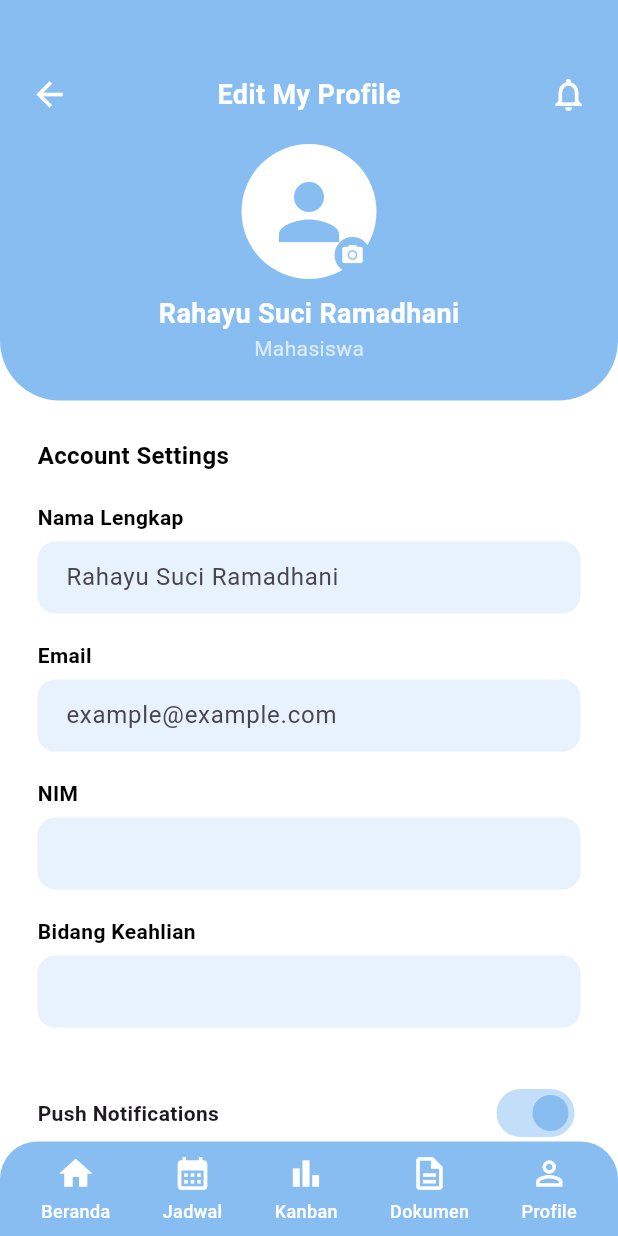
After one commit to Mifrhmh-git/PBL-301-InTA-Mobile-Front-End, a Flutter app: the KelolaAkunPage screen opened by its route, on a phone screen of 412 x 824 dp. The commit adds this screen. Run offline on Flutter 3.47's test engine with Material 3 defaults, Android fonts, the phone set to English and light mode, and no system bars; our stand-ins replace file_picker, get, google_fonts, table_calendar.

Commit message:
penambahan profile

```diff
--- /dev/null
+++ b/lib/pages/kelola_akun_page.dart
@@ -0,0 +1,280 @@
+import 'package:flutter/material.dart';
+import 'package:get/get.dart';
+import '../shared/shared.dart';
+import '../routes/app_pages.dart';
+
+class KelolaAkunPage extends StatefulWidget {
+  const KelolaAkunPage({super.key});
+
+  @override
+  State<KelolaAkunPage> createState() => _KelolaAkunPageState();
+}
+
+class _KelolaAkunPageState extends State<KelolaAkunPage> {
+  bool pushNotification = true;
+
+  @override
+  Widget build(BuildContext context) {
+    return Scaffold(
+      backgroundColor: Colors.white,
+      body: Column(
+        children: [
+          // === HEADER ===
+          Container(
+            width: double.infinity,
+            padding: const EdgeInsets.only(top: 50, bottom: 25),
+            decoration: BoxDecoration(
+              color: primaryColor,
+              borderRadius: const BorderRadius.only(
+                bottomLeft: Radius.circular(40),
+                bottomRight: Radius.circular(40),
+              ),
+            ),
+            child: Column(
+              children: [
+                // Bar atas
+                Padding(
+                  padding: const EdgeInsets.symmetric(horizontal: 20),
+                  child: Row(
+                    mainAxisAlignment: MainAxisAlignment.spaceBetween,
+                    children: [
+                      GestureDetector(
+                        onTap: () => Get.back(),
+                        child: const Icon(Icons.arrow_back,
+                            color: Colors.white, size: 26),
+                      ),
+                      const Text(
+                        "Edit My Profile",
+                        style: TextStyle(
+                          color: Colors.white,
+                          fontSize: 18,
+                          fontWeight: FontWeight.bold,
+                        ),
+                      ),
+                      const Icon(Icons.notifications_none,
+                          color: Colors.white, size: 26),
+                    ],
+                  ),
+                ),
+                const SizedBox(height: 20),
+
+                // Avatar
+                Stack(
+                  alignment: Alignment.bottomRight,
+                  children: [
+                    const CircleAvatar(
+                      radius: 45,
+                      backgroundColor: Colors.white,
+                      child: Icon(Icons.person, color: primaryColor, size: 60),
+                    ),
+                    Positioned(
+                      bottom: 4,
+                      right: 4,
+                      child: Container(
+                        padding: const EdgeInsets.all(4),
+                        decoration: const BoxDecoration(
+                          shape: BoxShape.circle,
+                          color: primaryColor,
+                        ),
+                        child: const Icon(Icons.camera_alt,
+                            size: 16, color: Colors.white),
+                      ),
+                    ),
+                  ],
+                ),
+                const SizedBox(height: 10),
+                const Text(
+                  "Rahayu Suci Ramadhani",
+                  style: TextStyle(
+                    fontWeight: FontWeight.bold,
+                    color: Colors.white,
+                    fontSize: 18,
+                  ),
+                ),
+                const Text(
+                  "Mahasiswa",
+                  style: TextStyle(color: Colors.white70, fontSize: 14),
+                ),
+              ],
+            ),
+          ),
+
+          // === FORM ===
+          Expanded(
+            child: SingleChildScrollView(
+              padding:
+                  const EdgeInsets.symmetric(horizontal: 25, vertical: 25),
+              child: Column(
+                crossAxisAlignment: CrossAxisAlignment.start,
+                children: [
+                  const Text(
+                    "Account Settings",
+                    style: TextStyle(
+                      fontSize: 16,
+                      fontWeight: FontWeight.bold,
+                      color: Colors.black,
+                    ),
+                  ),
+                  const SizedBox(height: 20),
+
+                  _buildTextField("Nama Lengkap", "Rahayu Suci Ramadhani"),
+                  _buildTextField("Email", "example@example.com"),
+                  _buildTextField("NIM", ""),
+                  _buildTextField("Bidang Keahlian", ""),
+
+                  const SizedBox(height: 15),
+                  Row(
+                    mainAxisAlignment: MainAxisAlignment.spaceBetween,
+                    children: [
+                      const Text(
+                        "Push Notifications",
+                        style: TextStyle(
+                            fontSize: 14, fontWeight: FontWeight.w600),
+                      ),
+                      Switch(
+                        activeColor: primaryColor,
+                        value: pushNotification,
+                        onChanged: (val) {
+                          setState(() {
+                            pushNotification = val;
+                          });
+                        },
+                      ),
+                    ],
+                  ),
+
+                  const SizedBox(height: 25),
+                  Center(
+                    child: ElevatedButton(
+                      onPressed: () {},
+                      style: ElevatedButton.styleFrom(
+                        backgroundColor: primaryColor,
+                        shape: RoundedRectangleBorder(
+                          borderRadius: BorderRadius.circular(12),
+                        ),
+                        padding: const EdgeInsets.symmetric(
+                            horizontal: 40, vertical: 14),
+                      ),
+                      child: const Text(
+                        "Update Profile",
+                        style: TextStyle(
+                            color: Colors.white,
+                            fontWeight: FontWeight.bold,
+                            fontSize: 15),
+                      ),
+                    ),
+                  ),
+                ],
+              ),
+            ),
+          ),
+        ],
+      ),
+
+      // === BOTTOM NAVIGATION ===
+      bottomNavigationBar: Container(
+        padding: const EdgeInsets.symmetric(horizontal: 10, vertical: 8),
+        decoration: BoxDecoration(
+          color: primaryColor,
+          borderRadius: const BorderRadius.only(
+            topLeft: Radius.circular(25),
+            topRight: Radius.circular(25),
+          ),
+        ),
+        child: Row(
+          mainAxisAlignment: MainAxisAlignment.spaceAround,
+          children: [
+            _BottomNavItem(
+              icon: Icons.home,
+              label: "Beranda",
+              onTap: () => Get.offAllNamed(Routes.HOME),
+            ),
+            _BottomNavItem(
+              icon: Icons.calendar_month,
+              label: "Jadwal",
+              onTap: () => Get.offAllNamed(Routes.JADWAL),
+            ),
+            _BottomNavItem(
+              icon: Icons.bar_chart_outlined,
+              label: "Kanban",
+              onTap: () => Get.offAllNamed(Routes.KANBAN),
+            ),
+            _BottomNavItem(
+              icon: Icons.description_outlined,
+              label: "Dokumen",
+              onTap: () => Get.offAllNamed(Routes.DOKUMEN),
+            ),
+            _BottomNavItem(
+              icon: Icons.person_outline,
+              label: "Profile",
+              onTap: () => Get.offAllNamed(Routes.PROFILE),
+            ),
+          ],
+        ),
+      ),
+    );
+  }
+
+  Widget _buildTextField(String label, String hint) {
+    return Padding(
+      padding: const EdgeInsets.only(bottom: 18),
+      child: Column(
+        crossAxisAlignment: CrossAxisAlignment.start,
+        children: [
+          Text(label,
+              style: const TextStyle(
+                  fontSize: 14, fontWeight: FontWeight.w600, color: Colors.black)),
+          const SizedBox(height: 6),
+          TextFormField(
+            decoration: InputDecoration(
+              hintText: hint,
+              filled: true,
+              fillColor: primaryColor.withOpacity(0.2),
+              contentPadding:
+                  const EdgeInsets.symmetric(vertical: 12, horizontal: 15),
+              border: OutlineInputBorder(
+                borderRadius: BorderRadius.circular(12),
+                borderSide: BorderSide.none,
+              ),
+            ),
+          ),
+        ],
+      ),
+    );
+  }
+}
+
+/// --- Bottom Navigation Item ---
+class _BottomNavItem extends StatelessWidget {
+  final IconData icon;
+  final String label;
+  final VoidCallback onTap;
+
+  const _BottomNavItem({
+    required this.icon,
+    required this.label,
+    required this.onTap,
+  });
+
+  @override
+  Widget build(BuildContext context) {
+    return GestureDetector(
+      onTap: onTap,
+      child: Column(
+        mainAxisSize: MainAxisSize.min,
+        children: [
+          Icon(icon, color: Colors.white, size: 26),
+          const SizedBox(height: 4),
+          Text(
+            label,
+            style: const TextStyle(
+              color: Colors.white,
+              fontSize: 12,
+              fontWeight: FontWeight.w500,
+            ),
+          ),
+        ],
+      ),
+    );
+  }
+}
--- a/lib/routes/app_pages.dart
+++ b/lib/routes/app_pages.dart
@@ -1,13 +1,15 @@
 import 'package:get/get.dart';
+import 'package:inta301/pages/dokumen_controller.dart';
+import 'package:inta301/pages/dokumen_page.dart';
 import 'package:inta301/pages/form_jadwal.dart';
 import 'package:inta301/pages/home_page.dart';
-import 'package:inta301/pages/notifikasi_page.dart';
-import 'package:inta301/pages/welcome_page.dart';
 import 'package:inta301/pages/jadwal_pages.dart';
 import 'package:inta301/pages/kanban_page.dart';
-import 'package:inta301/pages/dokumen_page.dart';
-import 'package:inta301/pages/dokumen_controller.dart';
+import 'package:inta301/pages/notifikasi_page.dart';
 import 'package:inta301/pages/profile_page.dart';
+import 'package:inta301/pages/welcome_page.dart';
+import 'package:inta301/pages/kelola_akun_page.dart';
+import 'package:inta301/pages/informasi_dospem_page.dart';
 
 part 'app_routes.dart';
 
@@ -52,9 +54,17 @@ class AppPages {
       name: _Paths.FORM_JADWAL,
       page: () {
         final args = Get.arguments as Map<String, dynamic>?;
-        int jadwalId = args?["jadwalId"] ?? 0;
+        final jadwalId = args?["jadwalId"] ?? 0;
         return FormJadwalBimbinganPage(jadwalId: jadwalId);
       },
     ),
+    GetPage(
+      name: _Paths.KELOLA_AKUN,
+      page: () => const KelolaAkunPage(),
+    ),
+    GetPage(
+      name: _Paths.INFORMASI_DOSPEM,
+      page: () => const InformasiDospemPage(),
+    ),
   ];
 }
--- a/lib/routes/app_routes.dart
+++ b/lib/routes/app_routes.dart
@@ -9,6 +9,8 @@ abstract class Routes {
   static const PROFILE = _Paths.PROFILE;
   static const NOTIFIKASI = _Paths.NOTIFIKASI;
   static const FORM_JADWAL = _Paths.FORM_JADWAL;
+  static const KELOLA_AKUN = _Paths.KELOLA_AKUN;
+  static const INFORMASI_DOSPEM = _Paths.INFORMASI_DOSPEM;
 }
 
 abstract class _Paths {
@@ -20,4 +22,6 @@ abstract class _Paths {
   static const PROFILE = '/profile';
   static const NOTIFIKASI = '/notifikasi';
   static const FORM_JADWAL = '/form_jadwal';
+  static const KELOLA_AKUN = '/kelola-akun';
+  static const INFORMASI_DOSPEM = '/informasi-dospem';
 }
```
Also changed, not shown: lib/pages/informasi_dospem_page.dart (added, +242 -0 lines), lib/pages/profile_page.dart (+35 -26 lines).
